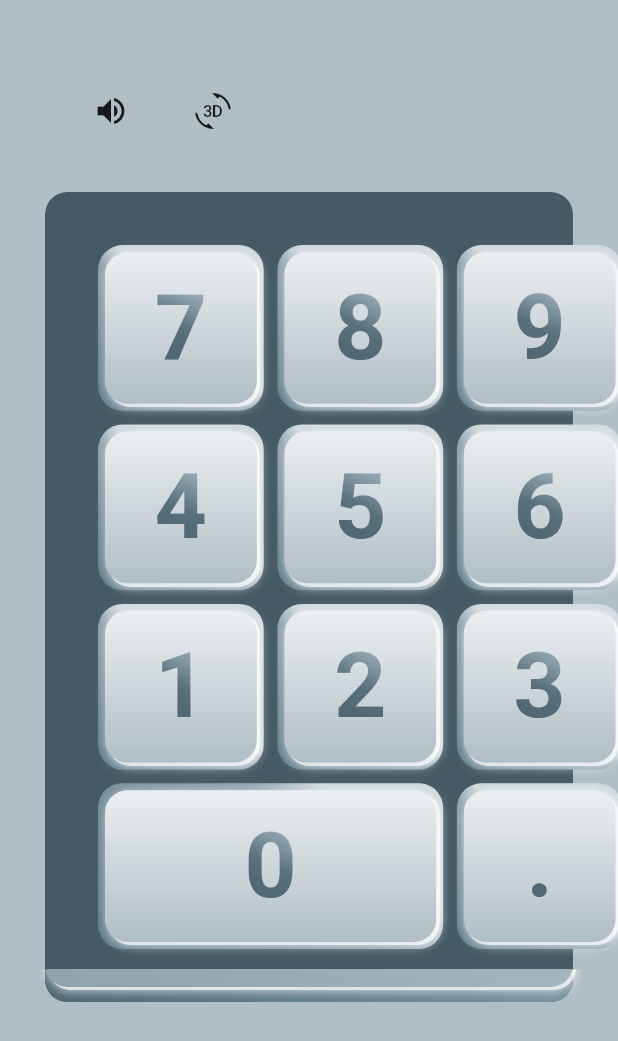
After one commit to fantasy1114/flutter_3d_calculator, a Flutter app: the screen it shows after launch, on a phone screen of 412 x 824 dp. The commit adds this screen. Shown: the top 1041 px of the screen. Run offline on Flutter 3.47's test engine with Material 2 defaults, Android fonts, the phone set to English and light mode, and no system bars; our stand-ins replace audioplayers.

Commit message:
chore: extract widget

```diff
--- /dev/null
+++ b/lib/widgets/calculator_body_front.dart
@@ -0,0 +1,62 @@
+import 'package:calculator_3d/drawing/calculator_body_clipper.dart';
+import 'package:calculator_3d/drawing/calculator_body_painter.dart';
+import 'package:calculator_3d/utils/calculator_config.dart';
+import 'package:flutter/material.dart';
+
+class CalculatorBodyFront extends StatelessWidget {
+  const CalculatorBodyFront({
+    super.key,
+    required this.config,
+    required this.animationController,
+    required this.rimSide,
+    required this.glowOffsetAnimation,
+  });
+
+  final CalculatorConfig config;
+  final AnimationController animationController;
+  final Animation<Offset> glowOffsetAnimation;
+  final double rimSide;
+
+  @override
+  Widget build(BuildContext context) {
+    return ClipPath(
+      clipper: CalculatorBodyClipper(config: config),
+      child: CustomPaint(
+        painter: CalculatorBodyPainter(
+          config: config,
+          animationController: animationController,
+        ),
+        child: Center(
+          child: Container(
+            width: rimSide,
+            height: rimSide,
+            decoration: BoxDecoration(
+              borderRadius: BorderRadius.circular(
+                config.keyBorderRadius,
+              ),
+              gradient: LinearGradient(
+                colors: [
+                  config.baseColor.shade300,
+                  config.baseColor.shade200,
+                  config.baseColor.shade100,
+                  config.baseColor.shade50,
+                ],
+                begin: Alignment.bottomLeft,
+                end: Alignment.topRight,
+                stops: const [0.01, 0.49, 0.52, 0.7],
+              ),
+              boxShadow: [
+                BoxShadow(
+                  color: Colors.white.withOpacity(0.8),
+                  offset: glowOffsetAnimation.value,
+                  blurRadius: 6,
+                  blurStyle: BlurStyle.solid,
+                ),
+              ],
+            ),
+          ),
+        ),
+      ),
+    );
+  }
+}
--- a/lib/widgets/calculator_view.dart
+++ b/lib/widgets/calculator_view.dart
@@ -1,9 +1,8 @@
 import 'dart:math';
 
-import 'package:calculator_3d/drawing/calculator_body_clipper.dart';
-import 'package:calculator_3d/drawing/calculator_body_painter.dart';
 import 'package:calculator_3d/utils/calculator_config.dart';
 import 'package:calculator_3d/utils/calculator_key_data.dart';
+import 'package:calculator_3d/widgets/calculator_body_front.dart';
 import 'package:calculator_3d/widgets/calculator_grid.dart';
 import 'package:calculator_3d/widgets/calculator_key.dart';
 import 'package:calculator_3d/widgets/key_gesture_detector.dart';
@@ -122,44 +121,11 @@
                   top: bodyOffset - widget.config.calculatorPadding,
                   right: -(bodyOffset + widget.config.calculatorPadding),
                   bottom: -(bodyOffset + widget.config.calculatorPadding),
-                  child: ClipPath(
-                    clipper: CalculatorBodyClipper(config: widget.config),
-                    child: CustomPaint(
-                      painter: CalculatorBodyPainter(
-                        config: widget.config,
-                        animationController: animationController,
-                      ),
-                      child: Center(
-                        child: Container(
-                          width: rimSide,
-                          height: rimSide,
-                          decoration: BoxDecoration(
-                            borderRadius: BorderRadius.circular(
-                              widget.config.keyBorderRadius,
-                            ),
-                            gradient: LinearGradient(
-                              colors: [
-                                widget.config.baseColor.shade300,
-                                widget.config.baseColor.shade200,
-                                widget.config.baseColor.shade100,
-                                widget.config.baseColor.shade50,
-                              ],
-                              begin: Alignment.bottomLeft,
-                              end: Alignment.topRight,
-                              stops: const [0.01, 0.49, 0.52, 0.7],
-                            ),
-                            boxShadow: [
-                              BoxShadow(
-                                color: Colors.white.withOpacity(0.8),
-                                offset: glowOffsetAnimation.value,
-                                blurRadius: 6,
-                                blurStyle: BlurStyle.solid,
-                              ),
-                            ],
-                          ),
-                        ),
-                      ),
-                    ),
+                  child: CalculatorBodyFront(
+                    config: widget.config,
+                    glowOffsetAnimation: glowOffsetAnimation,
+                    rimSide: rimSide,
+                    animationController: animationController,
                   ),
                 ),
               ],
```
